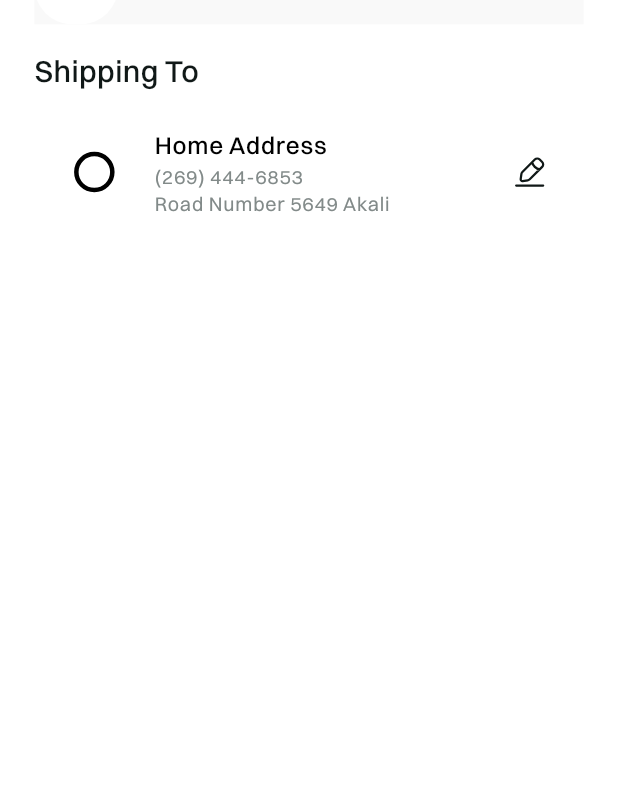
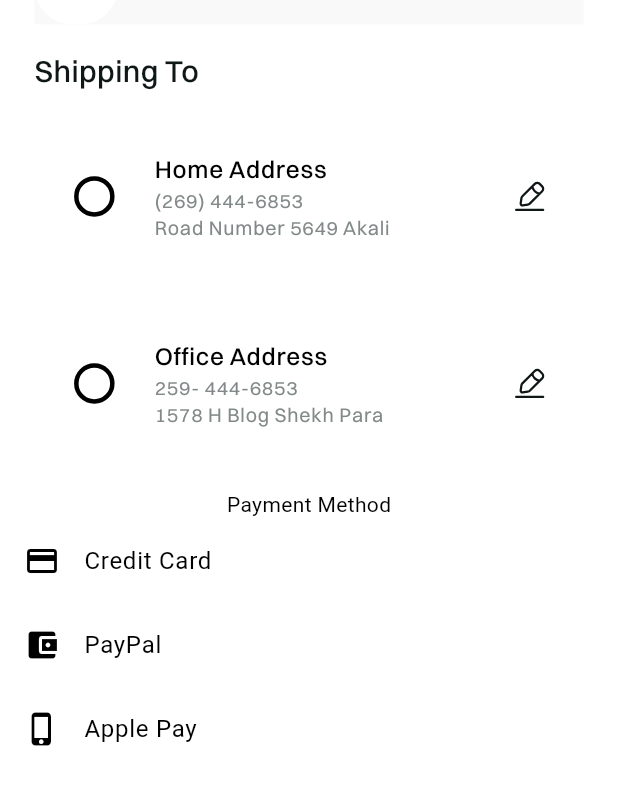
Before and after one commit to Nersisyan2000/Furniture-shop, a Flutter app: the screen it shows after launch, on a phone screen of 412 x 824 dp, the part 67-872 px from its top. Run offline on Flutter 3.47's test engine with Material 3 defaults, Android fonts, the phone set to English and light mode, and no system bars; our stand-ins replace auto_route, awesome_extensions, badges, bloc, cached_network_image, dio and 13 more; missing offline and left inert: image_stack; Roboto replaces fonts that are missing (Switzer).

Commit message:
A few more changes to the UI

```diff
--- /dev/null
+++ b/lib/domain/enums/payment_methods.dart
@@ -0,0 +1,5 @@
+enum PaymentMethod {
+  creditCard,
+  paypal,
+  applePay,
+}
--- a/lib/presentation/screens/check_out/check_out_screen.dart
+++ b/lib/presentation/screens/check_out/check_out_screen.dart
@@ -3,8 +3,10 @@ import 'package:awesome_extensions/awesome_extensions.dart';
 import 'package:flutter/material.dart';
 import 'package:furniture_localization/furniture_localization.dart';
 import 'package:furniture_localization/localization_keys.dart';
+import 'package:furniture_shop/domain/enums/payment_methods.dart';
 import 'package:furniture_shop/presentation/widgets/furniture_app_bar.dart';
 import 'package:furniture_shop/presentation/widgets/furniture_address_radio_card.dart';
+import 'package:furniture_shop/utils/extensions/payment_extensions.dart';
 import 'package:furniture_uikit/furniture_uikit.dart';
 
 @RoutePage()
@@ -34,6 +36,53 @@ class _CheckOutScreenState extends State<CheckOutScreen> {
     );
   }
 
+  Widget _addressesSection(BuildContext context) {
+    return Column(
+      crossAxisAlignment: CrossAxisAlignment.stretch,
+      children: [
+        Text(
+          context.tr(
+            Localization.shippintTo,
+          ),
+          textAlign: TextAlign.start,
+          style: switzer20MediumTextStyle,
+        ),
+        FurnitureAddressRadioCard(
+          title: context.tr(
+            Localization.homeAddress,
+          ),
+          phoneNumber: '(269) 444-6853',
+          roadNumber: 'Road Number 5649 Akali',
+          value: 1,
+          selectedValue: _selectedValue,
+          onChanged: (int? value) {
+            debugPrint('$value value');
+            setState(() {
+              _selectedValue = value;
+            });
+          },
+        ).paddingSymmetric(
+          vertical: 16.h,
+        ),
+        FurnitureAddressRadioCard(
+          title: context.tr(
+            Localization.officeAddress,
+          ),
+          phoneNumber: '259- 444-6853',
+          roadNumber: '1578 H Blog Shekh Para',
+          value: 2,
+          selectedValue: _selectedValue,
+          onChanged: (int? value) {
+            debugPrint('$value value');
+            setState(() {
+              _selectedValue = value;
+            });
+          },
+        )
+      ],
+    );
+  }
+
   @override
   Widget build(BuildContext context) {
     return Scaffold(
@@ -44,38 +93,34 @@ class _CheckOutScreenState extends State<CheckOutScreen> {
             Positioned.fill(
               child: Column(
                 children: [
+                  _addressesSection(context).paddingSymmetric(
+                    horizontal: 20.w,
+                    vertical: 16.h,
+                  ),
                   Column(
-                    crossAxisAlignment: CrossAxisAlignment.stretch,
                     children: [
                       Text(
                         context.tr(
-                          Localization.shippintTo,
+                          Localization.paymentMethod,
+                        ), // Payment Method
+                      ),
+                      SizedBox(
+                        height: 268.h,
+                        child: ListView(
+                          children: PaymentMethod.values.map((method) {
+                            return ListTile(
+                              leading: Icon(method.icon),
+                              title: Text(method.name),
+                              onTap: () {
+                                // Handle tap on payment method
+                                print('Selected ${method.name}');
+                              },
+                            );
+                          }).toList(),
                         ),
-                        textAlign: TextAlign.start,
-                        style: switzer20MediumTextStyle,
-                      ),
-                      // ListTile(
-                      //   title: Text('Option 1'),
-                      //   leading: Radio<int>(
-                      //     value: 1,
-                      //     groupValue: _selectedValue,
-                      //     onChanged: (int? value) {
-                      //       setState(() {
-                      //         _selectedValue = value;
-                      //       });
-                      //     },
-                      //   ),
-                      // ),
-                      FurnitureAddressRadioCard(
-                        selectedValue: _selectedValue,
-                        onChanged: (int? value) {
-                          setState(() {
-                            _selectedValue = value;
-                          });
-                        },
                       ),
                     ],
-                  ).paddingSymmetric(horizontal: 20.w, vertical: 16.h),
+                  )
                 ],
               ),
             )
--- a/lib/presentation/widgets/furniture_address_radio_card.dart
+++ b/lib/presentation/widgets/furniture_address_radio_card.dart
@@ -8,11 +8,17 @@ class FurnitureAddressRadioCard extends StatelessWidget {
     this.selectedValue,
     this.onChanged,
     this.title,
+    this.value,
+    this.phoneNumber,
+    this.roadNumber,
   });
 
   final int? selectedValue;
   final Function(int?)? onChanged;
   final String? title;
+  final int? value;
+  final String? phoneNumber;
+  final String? roadNumber;
 
   @override
   Widget build(BuildContext context) {
@@ -25,17 +31,17 @@ class FurnitureAddressRadioCard extends StatelessWidget {
         crossAxisAlignment: CrossAxisAlignment.start,
         children: [
           Text(
-            'Home Address',
+            title ?? '',
             style: switzer16MediumTextStyle,
           ),
           Text(
-            '(269) 444-6853',
+            phoneNumber ?? '',
             style: switzer13RegularTextStyle.copyWith(
               color: FurnitureColors.subTextColor,
             ),
           ),
           Text(
-            'Road Number 5649 Akali',
+            roadNumber ?? '',
             style: switzer13RegularTextStyle.copyWith(
               color: FurnitureColors.subTextColor,
             ),
@@ -45,7 +51,7 @@ class FurnitureAddressRadioCard extends StatelessWidget {
       leading: Transform.scale(
         scale: 1.5,
         child: Radio<int>(
-          value: 1,
+          value: value ?? 1,
           groupValue: selectedValue,
           onChanged: onChanged,
           activeColor: FurnitureColors.primaryColor,
--- /dev/null
+++ b/lib/utils/extensions/payment_extensions.dart
@@ -0,0 +1,30 @@
+import 'package:flutter/material.dart';
+import 'package:furniture_shop/domain/enums/payment_methods.dart';
+
+extension PaymentMethodExtension on PaymentMethod {
+  String get name {
+    switch (this) {
+      case PaymentMethod.creditCard:
+        return 'Credit Card';
+      case PaymentMethod.paypal:
+        return 'PayPal';
+      case PaymentMethod.applePay:
+        return 'Apple Pay';
+      default:
+        return '';
+    }
+  }
+
+  IconData get icon {
+    switch (this) {
+      case PaymentMethod.creditCard:
+        return Icons.credit_card;
+      case PaymentMethod.paypal:
+        return Icons.account_balance_wallet;
+      case PaymentMethod.applePay:
+        return Icons.phone_iphone;
+      default:
+        return Icons.payment;
+    }
+  }
+}
--- a/packages/furniture_localization/assets/translations/en.json
+++ b/packages/furniture_localization/assets/translations/en.json
@@ -39,7 +39,7 @@
   "shippingCost": "Shipping Cost",
   "totalPayment": "Total Payment",
   "checkOut": "Checkout",
-  "paymentMethods": "Payment Methods",
+  "paymentMethod": "Payment Method",
   "orderHistory": "Order History",
   "deliveryAddress": "Delivery Address",
   "supportCenter": "Support Center",
--- a/packages/furniture_localization/lib/localization_keys.dart
+++ b/packages/furniture_localization/lib/localization_keys.dart
@@ -39,7 +39,7 @@ abstract class Localization {
   static const String shippingCost = 'shippingCost';
   static const String totalPayment = 'totalPayment';
   static const String checkOut = 'checkOut';
-  static const String paymentMethods = 'paymentMethods';
+  static const String paymentMethod = 'paymentMethod';
   static const String orderHistory = 'orderHistory';
   static const String deliveryAddress = 'deliveryAddress';
   static const String supportCenter = 'supportCenter';
--- a/packages/furniture_uikit/lib/src/assets/assets.gen.dart
+++ b/packages/furniture_uikit/lib/src/assets/assets.gen.dart
@@ -63,6 +63,9 @@ class $AssetsFontsGen {
 class $AssetsIconsGen {
   const $AssetsIconsGen();
 
+  /// File path: assets/icons/apple_pay.svg
+  SvgGenImage get applePay => const SvgGenImage('assets/icons/apple_pay.svg');
+
   /// File path: assets/icons/arm_chair_icon.svg
   SvgGenImage get armChairIcon => const SvgGenImage('assets/icons/arm_chair_icon.svg');
 
@@ -89,6 +92,9 @@ class $AssetsIconsGen {
 
   /// File path: assets/icons/chair_icon.svg
   SvgGenImage get chairIcon => const SvgGenImage('assets/icons/chair_icon.svg');
+
+  /// File path: assets/icons/credit_card.svg
+  SvgGenImage get creditCard => const SvgGenImage('assets/icons/credit_card.svg');
 
   /// File path: assets/icons/direction_right 3.svg
   SvgGenImage get directionRight3 => const SvgGenImage('assets/icons/direction_right 3.svg');
@@ -130,6 +136,9 @@ class $AssetsIconsGen {
   SvgGenImage get notificationBellIcon =>
       const SvgGenImage('assets/icons/notification_bell_icon.svg');
 
+  /// File path: assets/icons/pay_pal.svg
+  SvgGenImage get payPal => const SvgGenImage('assets/icons/pay_pal.svg');
+
   /// File path: assets/icons/plusIcon.svg
   SvgGenImage get plusIcon => const SvgGenImage('assets/icons/plusIcon.svg');
 
@@ -147,6 +156,7 @@ class $AssetsIconsGen {
 
   /// List of all assets
   List<SvgGenImage> get values => [
+        applePay,
         armChairIcon,
         arrowBack,
         basket,
@@ -156,6 +166,7 @@ class $AssetsIconsGen {
         cartTwo,
         category,
         chairIcon,
+        creditCard,
         directionRight3,
         edit,
         eyeScanner,
@@ -169,6 +180,7 @@ class $AssetsIconsGen {
         minusIcon,
         notification,
         notificationBellIcon,
+        payPal,
         plusIcon,
         searchIcon,
         seenPeopleIcon,
```
Also changed, not shown: packages/furniture_uikit/assets/icons/apple_pay.svg (added), packages/furniture_uikit/assets/icons/credit_card.svg (added), packages/furniture_uikit/assets/icons/pay_pal.svg (added).
